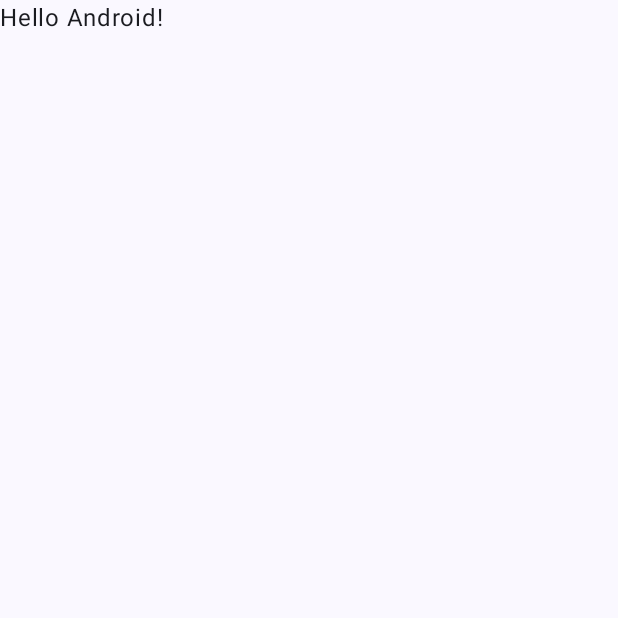
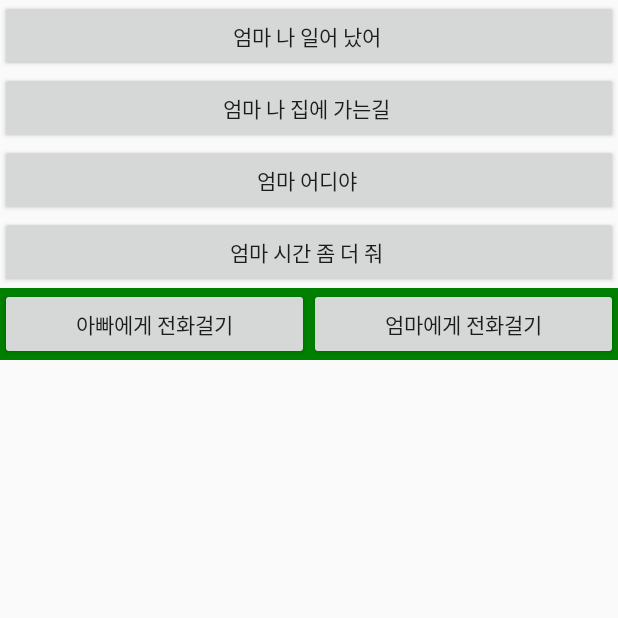
Before and after one commit to royasong/arin.app, an Android app built with Jetpack Compose: the screen it shows after launch (MainActivity), on a phone screen of 412 x 824 dp, the top half of it. Before the commit the part shown is almost empty. Run offline under Robolectric (Android 15) with nearby library versions, the light colour scheme and no system bars.

Commit message:
Add fun btn

```diff
--- a/app/src/main/AndroidManifest.xml
+++ b/app/src/main/AndroidManifest.xml
@@ -2,6 +2,8 @@
 <manifest xmlns:android="http://schemas.android.com/apk/res/android"
     xmlns:tools="http://schemas.android.com/tools">
 
+    <uses-permission android:name="android.permission.SEND_SMS" />
+    <uses-permission android:name="android.permission.CALL_PHONE" />
     <application
         android:allowBackup="true"
         android:dataExtractionRules="@xml/data_extraction_rules"
--- a/app/src/main/java/com/example/arin/MainActivity.kt
+++ b/app/src/main/java/com/example/arin/MainActivity.kt
@@ -16,6 +16,8 @@ import com.example.arin.ui.theme.ArinTheme
 class MainActivity : ComponentActivity() {
     override fun onCreate(savedInstanceState: Bundle?) {
         super.onCreate(savedInstanceState)
+        setContentView(R.layout.main_layout)
+/*
         enableEdgeToEdge()
         setContent {
             ArinTheme {
@@ -27,6 +29,7 @@ class MainActivity : ComponentActivity() {
                 }
             }
         }
+        */
     }
 }
 
--- /dev/null
+++ b/app/src/main/res/layout/main_layout.xml
@@ -0,0 +1,52 @@
+<?xml version="1.0" encoding="utf-8"?>
+<LinearLayout
+    android:orientation="vertical"
+    xmlns:android="http://schemas.android.com/apk/res/android"
+    xmlns:app="http://schemas.android.com/apk/res-auto"
+    xmlns:tools="http://schemas.android.com/tools"
+    android:layout_width="match_parent"
+    android:layout_height="match_parent"
+    tools:context=".MainActivity">
+    <Button
+        android:id="@+id/btn_gohome"
+        android:layout_width="match_parent"
+        android:layout_height="wrap_content"
+        android:text="엄마 나 일어 났어 " />
+    <Button
+        android:id="@+id/btn_gohome"
+        android:layout_width="match_parent"
+        android:layout_height="wrap_content"
+        android:text="엄마 나 집에 가는길 "/>
+    <Button
+        android:id="@+id/btn_gohome"
+        android:layout_width="match_parent"
+        android:layout_height="wrap_content"
+        android:text="엄마 어디야 " />
+    <Button
+        android:id="@+id/btn_gohome"
+        android:layout_width="match_parent"
+        android:layout_height="wrap_content"
+        android:text="엄마 시간 좀 더 줘 "/>
+    <LinearLayout
+        android:layout_width="match_parent"
+        android:layout_height="wrap_content"
+        android:orientation="horizontal"
+        android:background="#008000"
+        >
+        <Button
+            android:id="@+id/btn_call2dad"
+            android:layout_width="0px"
+            android:layout_height="wrap_content"
+            android:layout_weight="1"
+            android:text="아빠에게 전화걸기"
+            />
+        <Button
+            android:id="@+id/btn_call2mom"
+            android:layout_width="0px"
+            android:layout_height="wrap_content"
+            android:layout_weight="1"
+            android:text="엄마에게 전화걸기"
+            />
+    </LinearLayout>
+
+</LinearLayout>
```
